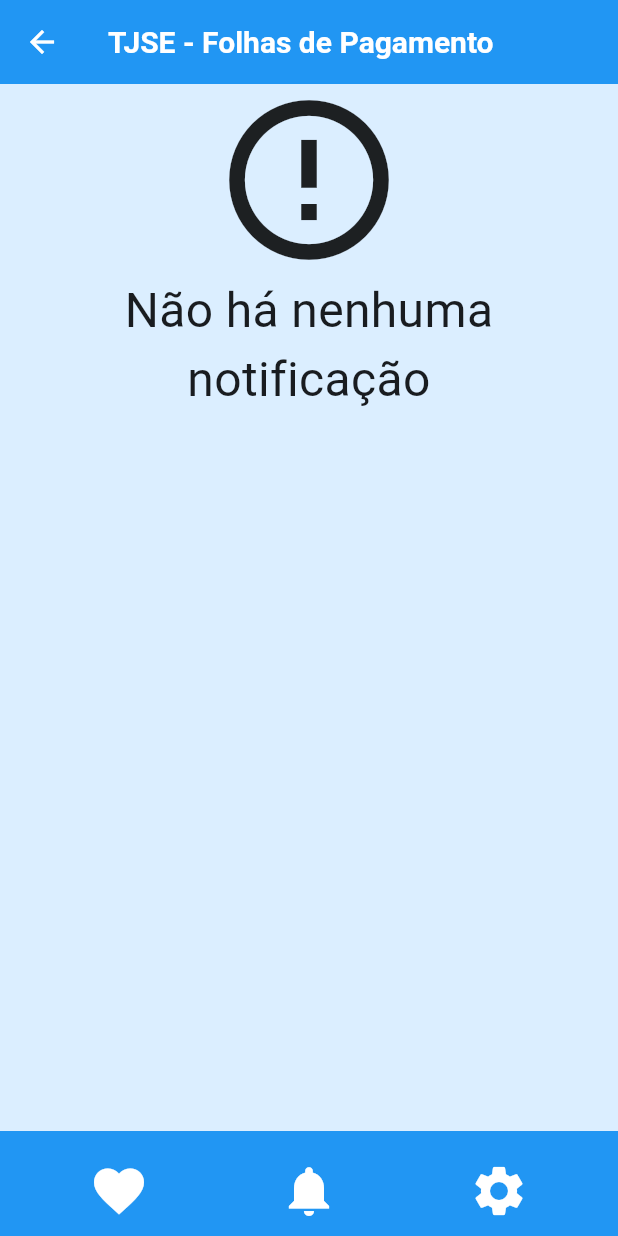
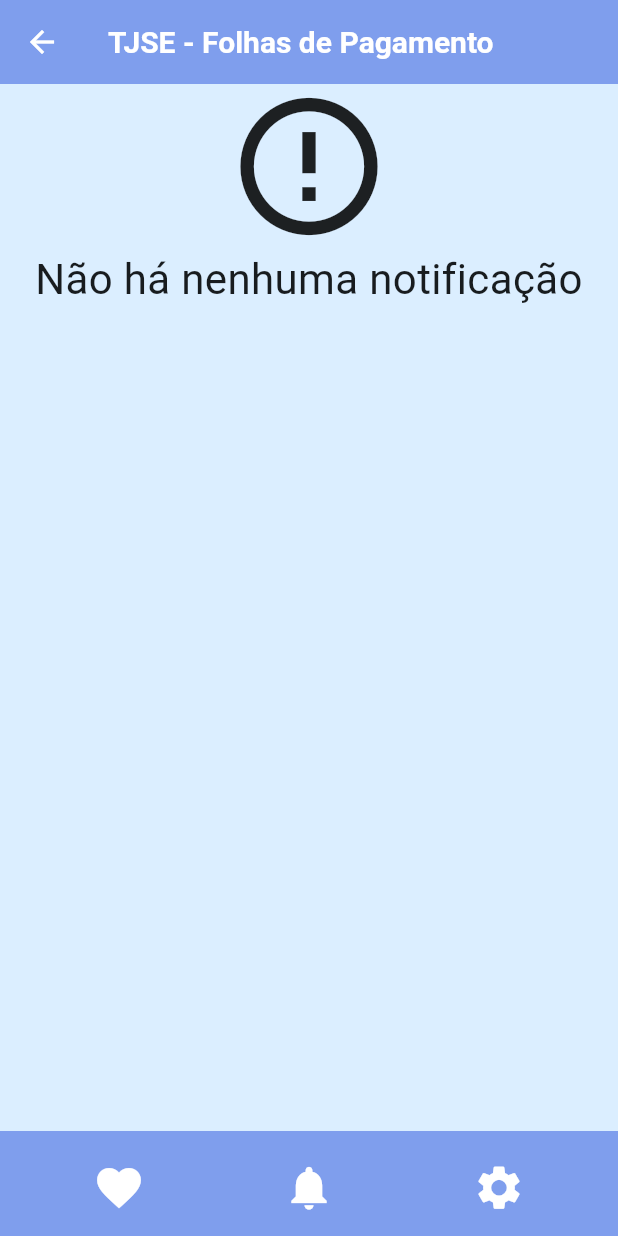
Before and after one commit to deborahsales/tjse_app, a Flutter app: the screen it shows once a user with an empty profile is signed in, item 2 of the bottom bar chosen, after a tap on the "notifications" icon, on a phone screen of 412 x 824 dp. Run offline on Flutter 3.47's test engine with Material 3 defaults, Android fonts, the phone set to English and light mode, and no system bars; our stand-ins replace firebase_auth, firebase_core, flutter_dotenv; missing offline and left inert: postgres, resultados_tjse; accounts and stored records are empty.

Commit message:
alterando esquema de cores

```diff
--- a/lib/authentication/screens/auth_screen.dart
+++ b/lib/authentication/screens/auth_screen.dart
@@ -1,5 +1,6 @@
 import 'package:disp_moveis/authentication/components/show_snackbar.dart';
 import 'package:disp_moveis/authentication/services/auth_service.dart';
+import 'package:disp_moveis/components/constantes.dart';
 import 'package:flutter/material.dart';
 
 class AuthScreen extends StatefulWidget {
@@ -228,7 +229,7 @@ class _AuthScreenState extends State<AuthScreen> {
                         botaoEnviarClicado();
                       },
                       style: ElevatedButton.styleFrom(
-                          backgroundColor: Colors.blue,
+                          backgroundColor: myBlue,
                           shape: RoundedRectangleBorder(
                               borderRadius: BorderRadius.circular(8.0))),
                       child: Text(
--- a/lib/components/barra_inferior.dart
+++ b/lib/components/barra_inferior.dart
@@ -2,6 +2,7 @@ import 'package:flutter/material.dart';
 import 'package:disp_moveis/screens/favoritos_screen.dart';
 import 'package:disp_moveis/screens/perfil_screen.dart';
 import 'package:disp_moveis/screens/notificacoes_screen.dart';
+import 'constantes.dart';
 
 class BarraInferior extends StatelessWidget {
   const BarraInferior({super.key});
@@ -9,7 +10,7 @@ class BarraInferior extends StatelessWidget {
   @override
   Widget build(BuildContext context) {
     return BottomAppBar(
-        color: Colors.blue,
+        color: myBlue,
         height: 70,
         child: Row(mainAxisAlignment: MainAxisAlignment.spaceAround,
             crossAxisAlignment: CrossAxisAlignment.center, children: [
@@ -25,7 +26,7 @@ class BarraInferior extends StatelessWidget {
             icon: const Icon(
               Icons.favorite,
               color: Colors.white,
-              size: 40,
+              size: 35,
             ),
           ),
           IconButton(
@@ -40,7 +41,7 @@ class BarraInferior extends StatelessWidget {
             icon: const Icon(
               Icons.notifications,
               color: Colors.white,
-              size: 40,
+              size: 35,
             ),
           ),
           IconButton(
@@ -55,7 +56,7 @@ class BarraInferior extends StatelessWidget {
             icon: const Icon(
               Icons.settings,
               color: Colors.white,
-              size: 40,
+              size: 35,
             ),
           ),
         ]));
--- a/lib/components/barra_superior.dart
+++ b/lib/components/barra_superior.dart
@@ -1,4 +1,5 @@
 import 'package:flutter/material.dart';
+import 'constantes.dart';
 
 class BarraSuperior extends StatelessWidget implements PreferredSizeWidget{
   const BarraSuperior({Key? key}) : super(key: key);
@@ -17,7 +18,7 @@ class BarraSuperior extends StatelessWidget implements PreferredSizeWidget{
           fontSize: 20,
         ),
       ),
-      backgroundColor: Colors.blue,
+      backgroundColor: myBlue,
       iconTheme: const IconThemeData(color: Colors.white),
     );
   }
--- /dev/null
+++ b/lib/components/constantes.dart
@@ -0,0 +1,3 @@
+import 'package:flutter/material.dart';
+
+const Color myBlue = Color(0x994169E1);
--- a/lib/main.dart
+++ b/lib/main.dart
@@ -24,7 +24,7 @@ class MyApp extends StatelessWidget {
         '/initialScreen': (context) => const InitialScreen(),},
       title: 'TJSE - Folhas de Pagamento',
       theme: ThemeData(
-        colorScheme: ColorScheme.fromSeed(seedColor: Colors.blue),
+        colorScheme: ColorScheme.fromSeed(seedColor: Colors.lightBlueAccent),
         useMaterial3: true,
       ),
       home: const RoteadorTelas(),
--- a/lib/screens/notificacoes_screen.dart
+++ b/lib/screens/notificacoes_screen.dart
@@ -63,17 +63,24 @@ class _NotificacoesScreenState extends State<NotificacoesScreen> {
                 return const Center(
                   child: Column(
                     children: [
-                      Icon(Icons.error_outline, size: 128),
+                      Icon(Icons.error_outline, size: 110),
                       Text('Não há nenhuma notificação',
                           textAlign: TextAlign.center,
-                          style: TextStyle(fontSize: 32))
+                          style: TextStyle(fontSize: 28))
                     ],
                   ),
                 );
               }
-              return const Text('Erro ao carregar notificações',
-                  textAlign: TextAlign.center,
-                  style: TextStyle(fontSize: 32));
+              return const Center(
+                child: Column(
+                  children: [
+                    Icon(Icons.report_gmailerrorred, size: 110),
+                    Text('Erro ao carregar notificações',
+                        textAlign: TextAlign.center,
+                        style: TextStyle(fontSize: 28)),
+                  ],
+                ),
+              );
           }
         },
       ),
```
